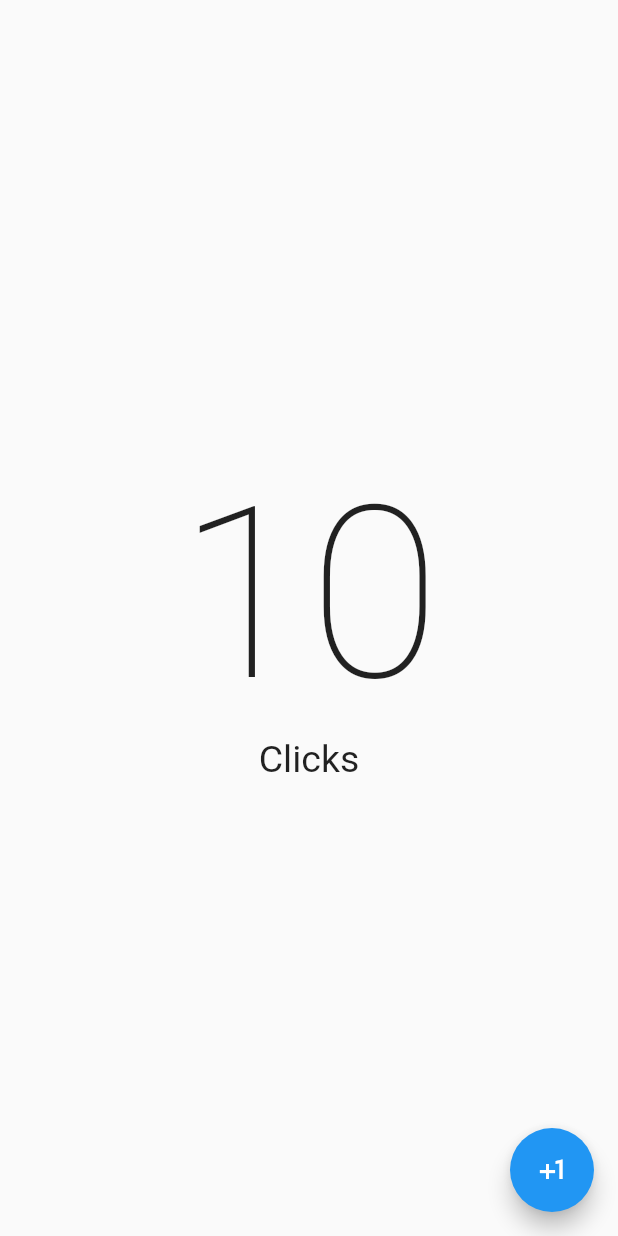
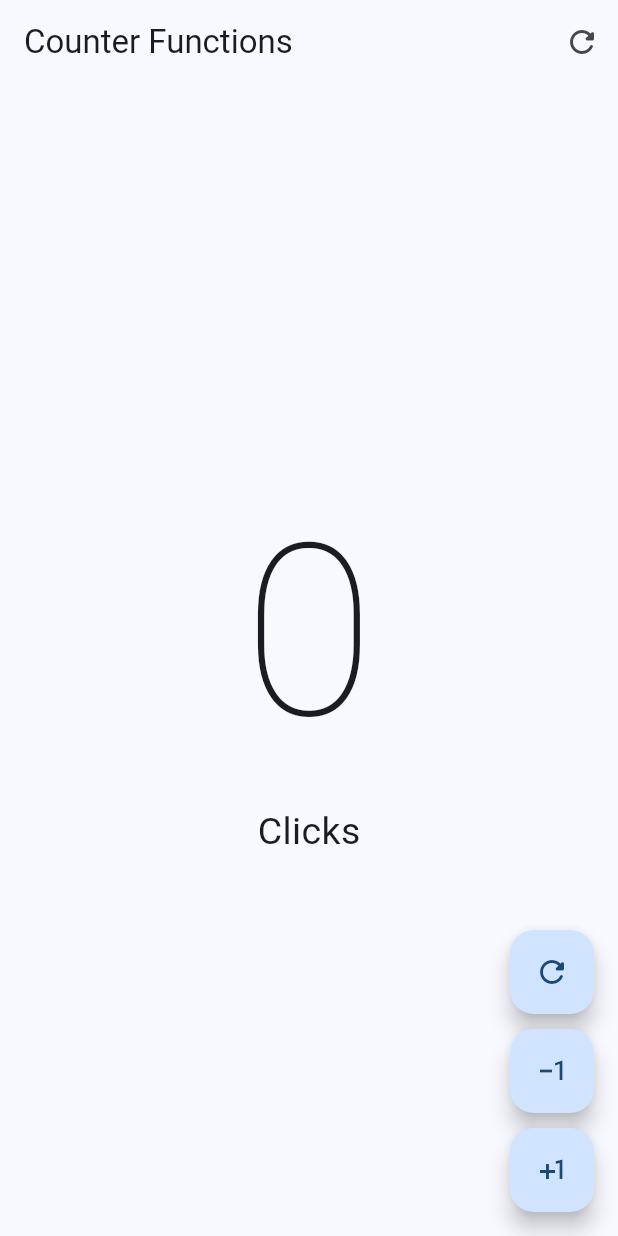
Before and after one commit to DSOscarDev/app_flutter_one, a Flutter app: the screen it shows after launch, on a phone screen of 412 x 824 dp. Run offline on Flutter 3.47's test engine with Material 2 defaults, Android fonts, the light colour scheme and no system bars.

Commit message:
pantalla de contadores

```diff
--- a/lib/main.dart
+++ b/lib/main.dart
@@ -1,4 +1,5 @@
-import 'package:app_flutter_one/presentation/screens/counter_screen.dart';
+import 'package:app_flutter_one/presentation/screens/counter_functions_screen.dart';
+// import 'package:app_flutter_one/presentation/screens/counter_screen.dart';
 import 'package:flutter/material.dart';
 
 void main() {
@@ -10,7 +11,9 @@ class MyApp extends StatelessWidget {
 
   @override
   Widget build(BuildContext context) {
-    return const MaterialApp(
-        debugShowCheckedModeBanner: false, home: CounterScreen());
+    return MaterialApp(
+        debugShowCheckedModeBanner: false,
+        theme: ThemeData(useMaterial3: true, colorSchemeSeed: Colors.blue),
+        home: const CounterFunctionsScreen());
   }
 }
--- /dev/null
+++ b/lib/presentation/screens/counter_functions_screen.dart
@@ -0,0 +1,94 @@
+import 'package:flutter/material.dart';
+
+class CounterFunctionsScreen extends StatefulWidget {
+  const CounterFunctionsScreen({super.key});
+
+  @override
+  State<CounterFunctionsScreen> createState() => _CounterFunctionsScreenState();
+}
+
+class _CounterFunctionsScreenState extends State<CounterFunctionsScreen> {
+  int clickCounter = 0;
+
+  @override
+  Widget build(BuildContext context) {
+    return Scaffold(
+        appBar: AppBar(
+          title: const Text('Counter Functions'),
+          actions: [
+            IconButton(
+              icon: const Icon(Icons.refresh_rounded),
+              onPressed: () {
+                setState(() {
+                  clickCounter = 0;
+                });
+              },
+            )
+          ],
+        ),
+        body: Center(
+          child: Column(
+            mainAxisAlignment: MainAxisAlignment.center,
+            children: [
+              Text(
+                '$clickCounter',
+                style:
+                    const TextStyle(fontSize: 160, fontWeight: FontWeight.w100),
+              ),
+              Text('Click${clickCounter == 1 ? '' : 's'}',
+                  style: const TextStyle(fontSize: 25))
+            ],
+          ),
+        ),
+        floatingActionButton: Column(
+          mainAxisAlignment: MainAxisAlignment.end,
+          children: [
+            CustomButton(
+              icon: Icons.refresh_rounded,
+              onPressed: () {
+                clickCounter = 0;
+                setState(() {});
+              },
+            ),
+            const SizedBox(height: 10),
+            CustomButton(
+              icon: Icons.exposure_minus_1_outlined,
+              onPressed: () {
+                if (clickCounter == 0) return;
+                clickCounter--;
+                setState(() {});
+              },
+            ),
+            const SizedBox(height: 10),
+            CustomButton(
+              icon: Icons.plus_one,
+              onPressed: () {
+                clickCounter++;
+                setState(() {});
+              },
+            ),
+          ],
+        ));
+  }
+}
+
+class CustomButton extends StatelessWidget {
+  final IconData icon;
+  final VoidCallback? onPressed;
+
+  const CustomButton({
+    super.key,
+    required this.icon,
+    this.onPressed,
+  });
+
+  @override
+  Widget build(BuildContext context) {
+    return FloatingActionButton(
+      // shape: const StadiumBorder(),
+      enableFeedback: true,
+      onPressed: onPressed,
+      child: Icon(icon),
+    );
+  }
+}
--- a/lib/presentation/screens/counter_screen.dart
+++ b/lib/presentation/screens/counter_screen.dart
@@ -1,25 +1,40 @@
 import 'package:flutter/material.dart';
 
-class CounterScreen extends StatelessWidget {
+class CounterScreen extends StatefulWidget {
   const CounterScreen({super.key});
+
+  @override
+  State<CounterScreen> createState() => _CounterScreenState();
+}
+
+class _CounterScreenState extends State<CounterScreen> {
+  int clickCounter = 0;
 
   @override
   Widget build(BuildContext context) {
     return Scaffold(
-      body: const Center(
+      appBar: AppBar(
+        title: const Text('Counter Screen'),
+      ),
+      body: Center(
         child: Column(
           mainAxisAlignment: MainAxisAlignment.center,
           children: [
             Text(
-              '10',
-              style: TextStyle(fontSize: 160, fontWeight: FontWeight.w100),
+              '$clickCounter',
+              style:
+                  const TextStyle(fontSize: 160, fontWeight: FontWeight.w100),
             ),
-            Text('Clicks', style: TextStyle(fontSize: 25))
+            Text('Click${clickCounter == 1 ? '' : 's'}',
+                style: const TextStyle(fontSize: 25))
           ],
         ),
       ),
       floatingActionButton: FloatingActionButton(
-        onPressed: () {},
+        onPressed: () {
+          clickCounter++;
+          setState(() {});
+        },
         child: const Icon(Icons.plus_one),
       ),
     );
```
